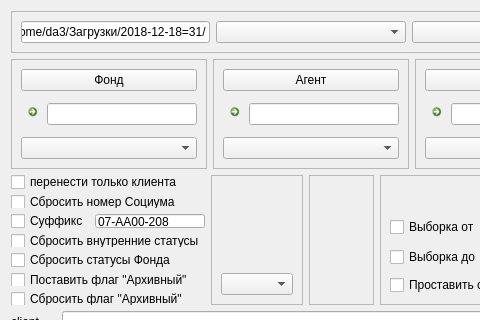
Qt form move_win_.ui (dekarh/move) before a commit; both pictures show x 0 to 480 and y 0 to 320 of the 1205 by 808 pixel window.
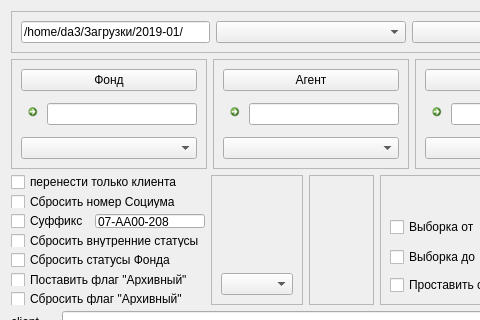
The same form after that commit. Icons and pictures are not drawn.

Commit message: Убрал вычисляемые поля из списка полей выходного файла Рефактоинг кода выбора метки - переделал на стринг вместо списка Добавил и отладил добавление "Генератора некорректных СНИЛС" При загрузке файла выдает ошибку: Traceback (most recent call last):   File "/home/da3/Beagle/move/move_slots.py", line 915, in set_cmbTab     self.load4import()   File "/home/da3/Beagle/move/move_slots.py", line 1451, in load4import     self.clients_snils.append(l(row[keys[IN_SNILS[0]]].value)) KeyError: 'СНИЛС'

Patch:
```diff
--- a/move_win_.ui
+++ b/move_win_.ui
@@ -104,7 +104,7 @@
                </sizepolicy>
               </property>
               <property name="text">
-               <string>/home/da3/Загрузки/2018-12-18=31/</string>
+               <string>/home/da3/Загрузки/2019-01/</string>
               </property>
              </widget>
             </item>
```
The commit also changes 2 other files.
